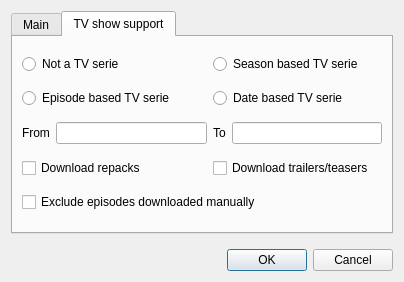
LubosD/fatrat, file rss/RssRegexpDlg.ui: the form before one commit.
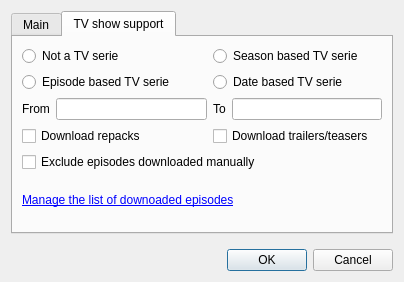
The form after the commit. The open tabs and pages were chosen to show the change.

Commit message: Added an editor of downloaded TV show episodes

```diff
--- a/rss/RssRegexpDlg.ui
+++ b/rss/RssRegexpDlg.ui
@@ -111,10 +111,18 @@
       </layout>
      </widget>
      <widget class="QWidget" name="tab_2" >
+      <property name="geometry" >
+       <rect>
+        <x>0</x>
+        <y>0</y>
+        <width>382</width>
+        <height>197</height>
+       </rect>
+      </property>
       <attribute name="title" >
        <string>TV show support</string>
       </attribute>
-      <layout class="QGridLayout" >
+      <layout class="QGridLayout" name="gridLayout" >
        <item row="0" column="0" colspan="2" >
         <widget class="QRadioButton" name="radioTVSNone" >
          <property name="text" >
@@ -184,6 +192,13 @@
          </property>
         </widget>
        </item>
+       <item row="5" column="0" colspan="4" >
+        <widget class="QLabel" name="labelManage" >
+         <property name="text" >
+          <string>&lt;a href="manageDownloaded">Manage the list of  downoaded episodes</string>
+         </property>
+        </widget>
+       </item>
       </layout>
      </widget>
     </widget>
```
Left out of the diff: 12 changed lines with no effect on the pictures. The commit also changes 13 other files.
